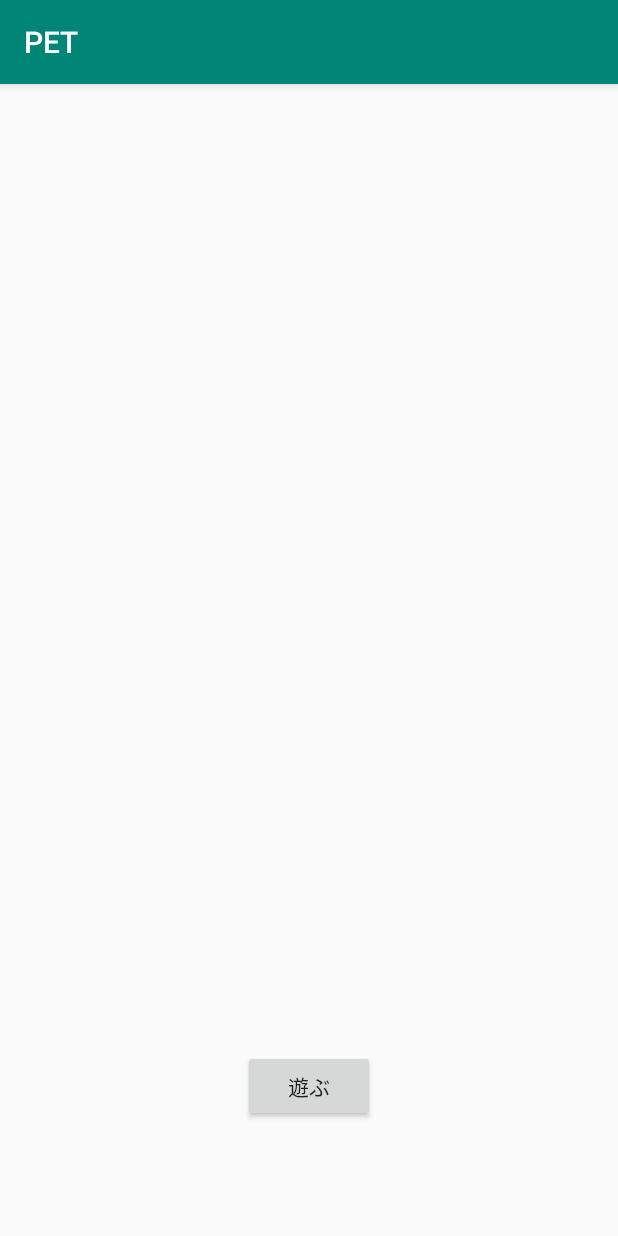
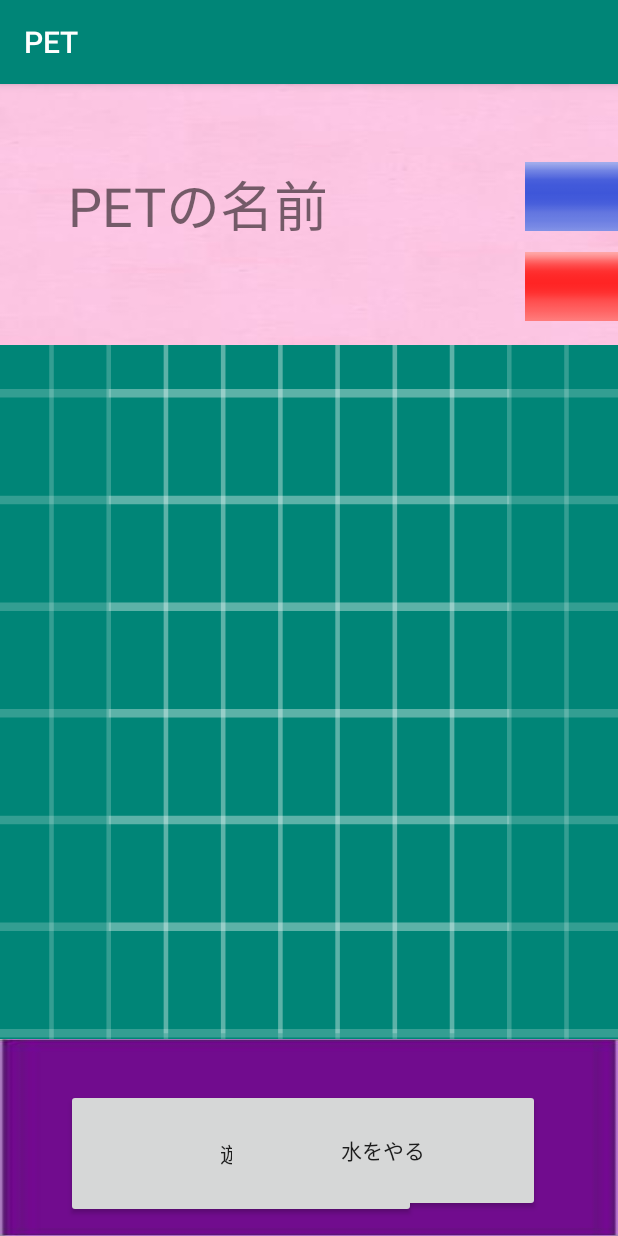
Before and after one commit to kenya0217/PET, an Android app: the screen it shows after launch (MainActivity), on a phone screen of 412 x 824 dp. Run offline under Robolectric (Android 15) with nearby library versions, the phone set to English and light mode, and no system bars; libraries missing offline, so code that uses them is left out: jp.ac.asojuku; 2 statements that could not run were skipped.

Commit message:
Merge branch 'master' of https://github.com/ASO1701002/PET
# Conflicts:
#	app/src/main/res/values/strings.xml

```diff
--- a/app/src/main/java/jp/ac/asojuku/st/pet/EndActivity.kt
+++ b/app/src/main/java/jp/ac/asojuku/st/pet/EndActivity.kt
@@ -10,8 +10,8 @@ class EndActivity : AppCompatActivity() {
     override fun onCreate(savedInstanceState: Bundle?) {
         super.onCreate(savedInstanceState)
         setContentView(R.layout.activity_end)
-        text.setText("ばいばい"+name)
-        pic.setOnClickListener{ending(key,name)}
+        // text.setText("ばいばい"+name)
+        // pic.setOnClickListener{ending(key,name)}
     }
 
 
@@ -20,13 +20,13 @@ class EndActivity : AppCompatActivity() {
     fun ending(key: Int ?,name: String){
         when{
             key == 1->{/*keynomber1:洋服*/
-                pic.setImageResource(/*あとでがぞういれる*/)
+                //pic.setImageResource(/*あとでがぞういれる*/)
                 text.setText("やった！"+name+"は洋服になった！")
             }
             /*key1終了*/
             else ->{
-                pic.setImageResource(/*あとでがぞうあいでー*/)
-                text.setText("残念…"name+"燃えないゴミになってしまった…。")
+               // pic.setImageResource(/*あとでがぞうあいでー*/)
+                text.setText("残念…" +name+"燃えないゴミになってしまった…。")
             }
             /*Kye2:GOMI*/
             /*key == 2->{/*keynomber1:洋服*/
@@ -37,7 +37,7 @@ class EndActivity : AppCompatActivity() {
         }
         endbtn.setVisibility(View.VISIBLE)
         endbtn.setOnClickListener{
-            val intent = Intent(this, ChoicesActivity::class.java)
+            // val intent = Intent(this, ChoicesActivity::class.java)
             startActivity(intent)
         }
     }
--- a/app/src/main/java/jp/ac/asojuku/st/pet/MainActivity.kt
+++ b/app/src/main/java/jp/ac/asojuku/st/pet/MainActivity.kt
@@ -13,24 +13,32 @@ import kotlin.arrayOf as arrayOf
 public class MainActivity : AppCompatActivity() {
 
     override fun onCreate(savedInstanceState: Bundle?) {
+        var i:Int = 0;
         super.onCreate(savedInstanceState)
         setContentView(R.layout.activity_main)
-        var pet = Pet(
-            intent.getStringExtra(“png”),
-        intent.getIntExtra(“dec”,222),
-        intent.getIntExtra(“border”,222),
-        intent.getStringExtra(“name”))
-        val button = findViewById(R.id.button) as Button
+        //var pet = Pet(
+            //intent.getStringExtra("png"),
+            //intent.getIntExtra("dec",222),
+            //intent.getIntExtra("border",222)
+            // ,intent.getStringExtra("name")
+            //)
+        val button = findViewById(R.id.constraintLayout) as Button
 
         button.setOnClickListener {
-
+            if(i ==0) {
+                ListView.setVisibility(View.VISIBLE);
+                i++
+            }else{
+                ListView.setVisibility(View.INVISIBLE);
+                i=0
+            }
         }
-        val items = arrayOf("tintin","onon","manman","aa","bb","cc")
+        val items = arrayOf("振る","撫でる","散歩")
         val adapter = ArrayAdapter<String>(this, android.R.layout.simple_list_item_1, items)
         ListView.adapter = adapter
-        ListView.setOnItemClickListener { adapterView, view, position, id ->
-
-        }
+//        ListView.setOnItemClickListener { adapterView, view, position, id ->
+//
+//        }
         ListView.setVisibility(View.GONE);
     }
 
--- a/app/src/main/res/layout/activity_main.xml
+++ b/app/src/main/res/layout/activity_main.xml
@@ -1,28 +1,84 @@
 <?xml version="1.0" encoding="utf-8"?>
+
 <android.support.constraint.ConstraintLayout
         xmlns:android="http://schemas.android.com/apk/res/android"
         xmlns:tools="http://schemas.android.com/tools"
         xmlns:app="http://schemas.android.com/apk/res-auto"
         android:layout_width="match_parent"
         android:layout_height="match_parent"
-        tools:context=".MainActivity">
+        tools:context=".MainActivity"
+        android:background="@drawable/ic_launcher_background"
+
+>
+
+
     <Button
             android:text="遊ぶ"
-            android:layout_width="wrap_content"
-            android:layout_height="wrap_content"
-            android:id="@+id/button" android:layout_marginEnd="162dp" android:layout_marginRight="162dp"
+            android:layout_width="233dp"
+            android:layout_height="86dp"
+            android:id="@+id/asobi_button" app:layout_constraintStart_toStartOf="parent"
+            app:layout_constraintBottom_toBottomOf="parent"
+            android:layout_marginBottom="12dp" android:layout_marginLeft="44dp" android:layout_marginStart="44dp"/>
+    <Button
+            android:text="水をやる"
+            android:layout_width="209dp"
+            android:layout_height="82dp"
+            android:id="@+id/water_button"
+            app:layout_constraintBottom_toBottomOf="parent"
+            app:layout_constraintEnd_toEndOf="parent" android:layout_marginBottom="16dp" android:layout_marginEnd="52dp"
+            android:layout_marginRight="52dp"/>
+
+
+    <android.support.constraint.ConstraintLayout
+            android:layout_width="0dp"
+            android:layout_height="174dp"
+            android:background="@drawable/background_orenge"
+            app:layout_constraintStart_toStartOf="parent"
+            app:layout_constraintEnd_toEndOf="parent" app:layout_constraintTop_toTopOf="parent" android:id="@+id/ヘッダー">
+
+        <ImageView
+
+                android:layout_width="232dp"
+                android:layout_height="46dp" app:srcCompat="@drawable/love_bar"
+                android:id="@+id/love_bar"
+                android:layout_marginTop="112dp" app:layout_constraintTop_toTopOf="parent" android:scaleType="fitXY"
+                android:layout_marginStart="350dp" app:layout_constraintStart_toStartOf="parent"
+                android:layout_marginLeft="350dp"
+        />
+        <TextView
+                android:text="PETの名前"
+                android:layout_width="213dp"
+                android:layout_height="69dp" android:id="@+id/petName" android:textSize="36sp"
+                app:layout_constraintStart_toStartOf="parent"
+                android:layout_marginLeft="45dp" android:layout_marginStart="45dp" android:layout_marginTop="53dp"
+                app:layout_constraintTop_toTopOf="parent"/>
+        <ImageView
+                android:layout_width="232dp"
+                android:layout_height="46dp" app:srcCompat="@drawable/hp_bar"
+                android:id="@+id/hp_bar" app:layout_constraintTop_toTopOf="parent" android:layout_marginTop="52dp"
+                android:scaleType="fitXY" android:layout_marginStart="350dp"
+                app:layout_constraintStart_toStartOf="parent"
+                android:layout_marginLeft="350dp"
+        />
+    </android.support.constraint.ConstraintLayout>
+    <android.support.constraint.ConstraintLayout
+            android:layout_width="0dp"
+            android:layout_height="131dp"
+            android:background="@drawable/background_blue"
+            app:layout_constraintStart_toStartOf="parent"
             app:layout_constraintEnd_toEndOf="parent"
-            android:layout_marginBottom="52dp"
-            app:layout_constraintBottom_toBottomOf="parent" app:layout_constraintStart_toStartOf="parent"
-            android:layout_marginLeft="8dp" android:layout_marginStart="8dp" android:layout_marginTop="8dp"
-            app:layout_constraintTop_toTopOf="parent" app:layout_constraintHorizontal_bias="1.0"
-            app:layout_constraintVertical_bias="0.964"/>
+            app:layout_constraintBottom_toBottomOf="parent" android:id="@+id/constraintLayout">
+
+    </android.support.constraint.ConstraintLayout>
     <ListView
-            android:layout_width="313dp"
-            android:layout_height="518dp" android:layout_marginBottom="8dp"
-            app:layout_constraintBottom_toBottomOf="parent" app:layout_constraintEnd_toEndOf="parent"
-            android:layout_marginEnd="8dp" android:layout_marginRight="8dp"
+            android:layout_width="404dp"
+            android:layout_height="413dp"
+            android:id="@+id/ListView" android:layout_marginTop="8dp" app:layout_constraintTop_toTopOf="parent"
+            android:layout_marginBottom="8dp" app:layout_constraintBottom_toBottomOf="parent"
+            app:layout_constraintEnd_toEndOf="parent" android:layout_marginEnd="8dp" android:layout_marginRight="8dp"
             app:layout_constraintStart_toStartOf="parent" android:layout_marginLeft="8dp"
-            android:layout_marginStart="8dp" android:layout_marginTop="8dp" app:layout_constraintTop_toTopOf="parent"
-            app:layout_constraintVertical_bias="0.0" android:id="@+id/ListView"/>
+            android:layout_marginStart="8dp" app:layout_constraintHorizontal_bias="0.0"
+            app:layout_constraintVertical_bias="0.753"/>
+
+
 </android.support.constraint.ConstraintLayout>
```
Also changed, not shown: app/src/main/res/drawable/background_blue.jpg (added), app/src/main/res/drawable/background_orenge.jpg (added), app/src/main/res/drawable/hp_bar.png (added), app/src/main/res/drawable/love_bar.png (added).
